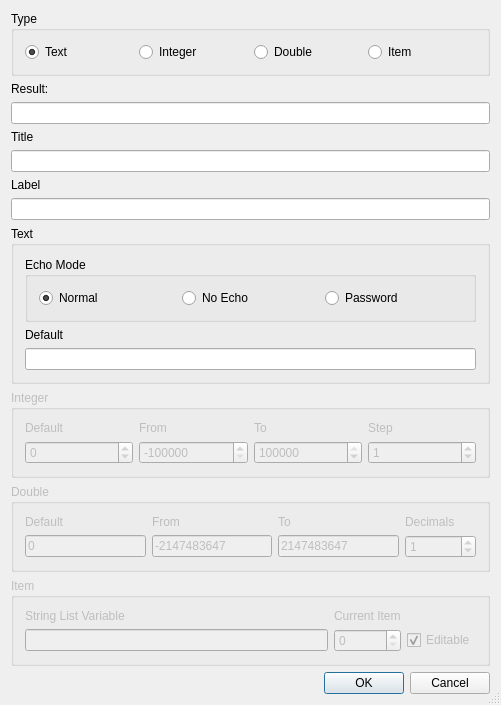
Qt form Plugins/WizardPlugins/InputDialogWizard/InputDialogWizardDialog.ui (testmana2/test) before a commit.
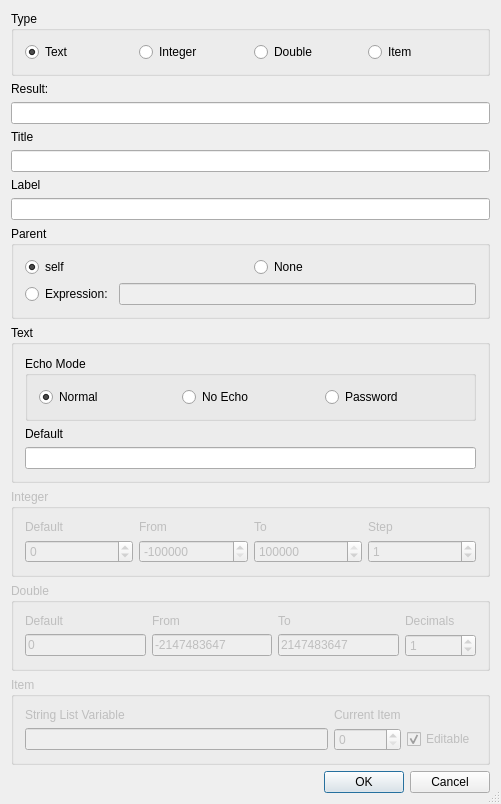
The same form after that commit.

Commit message: Extended some dialog wizards to generate code for the parent widget and extended the QFontDialog wizard.

The edit to the form file:
```diff
--- a/Plugins/WizardPlugins/InputDialogWizard/InputDialogWizardDialog.ui
+++ b/Plugins/WizardPlugins/InputDialogWizard/InputDialogWizardDialog.ui
@@ -7,7 +7,7 @@
     <x>0</x>
     <y>0</y>
     <width>501</width>
-    <height>600</height>
+    <height>684</height>
    </rect>
   </property>
   <property name="windowTitle">
@@ -91,6 +91,62 @@
    <item>
     <widget class="QLineEdit" name="eLabel"/>
    </item>
+   <item>
+    <widget class="QGroupBox" name="parentGroup">
+     <property name="title">
+      <string>Parent</string>
+     </property>
+     <layout class="QGridLayout" name="gridLayout_3">
+      <item row="0" column="0">
+       <widget class="QRadioButton" name="parentSelf">
+        <property name="toolTip">
+         <string>Select &quot;self&quot; as parent</string>
+        </property>
+        <property name="text">
+         <string>self</string>
+        </property>
+        <property name="checked">
+         <bool>true</bool>
+        </property>
+       </widget>
+      </item>
+      <item row="0" column="1">
+       <widget class="QRadioButton" name="parentNone">
+        <property name="toolTip">
+         <string>Select &quot;None&quot; as parent</string>
+        </property>
+        <property name="text">
+         <string>None</string>
+        </property>
+       </widget>
+      </item>
+      <item row="1" column="0" colspan="2">
+       <layout class="QHBoxLayout" name="horizontalLayout_2">
+        <item>
+         <widget class="QRadioButton" name="parentOther">
+          <property name="toolTip">
+           <string>Select to enter a parent expression</string>
+          </property>
+          <property name="text">
+           <string>Expression:</string>
+          </property>
+         </widget>
+        </item>
+        <item>
+         <widget class="QLineEdit" name="parentEdit">
+          <property name="enabled">
+           <bool>false</bool>
+          </property>
+          <property name="toolTip">
+           <string>Enter the parent expression</string>
+          </property>
+         </widget>
+        </item>
+       </layout>
+      </item>
+     </layout>
+    </widget>
+   </item>
    <item>
     <widget class="QGroupBox" name="groupBox_2">
      <property name="title">
```
Left out of the diff: 60 changed lines with no effect on the pictures. The commit also changes 17 other files.
